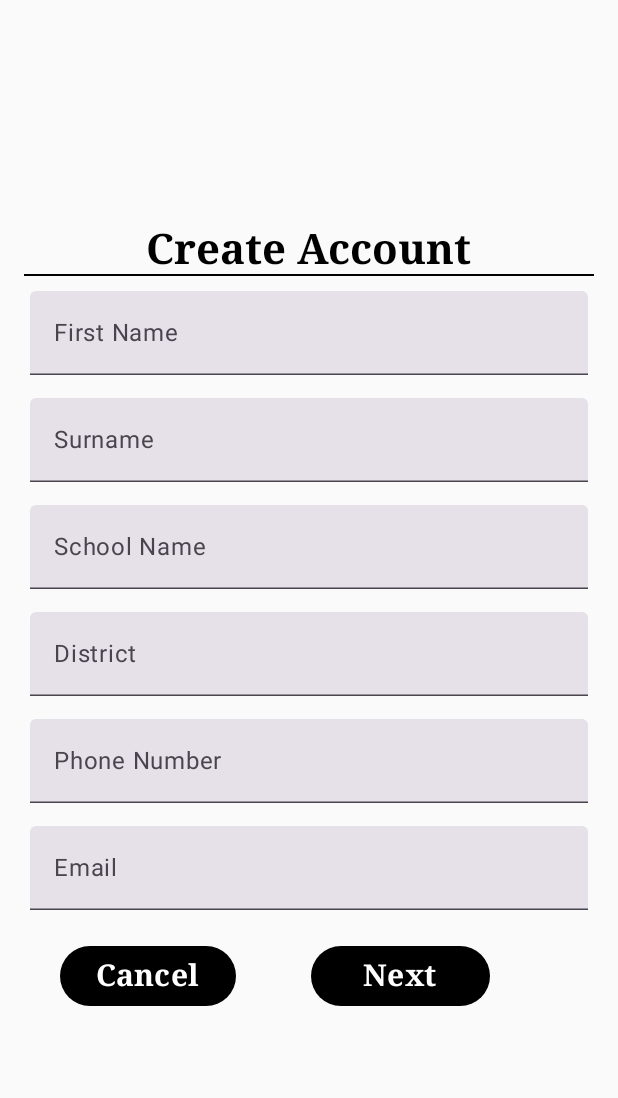
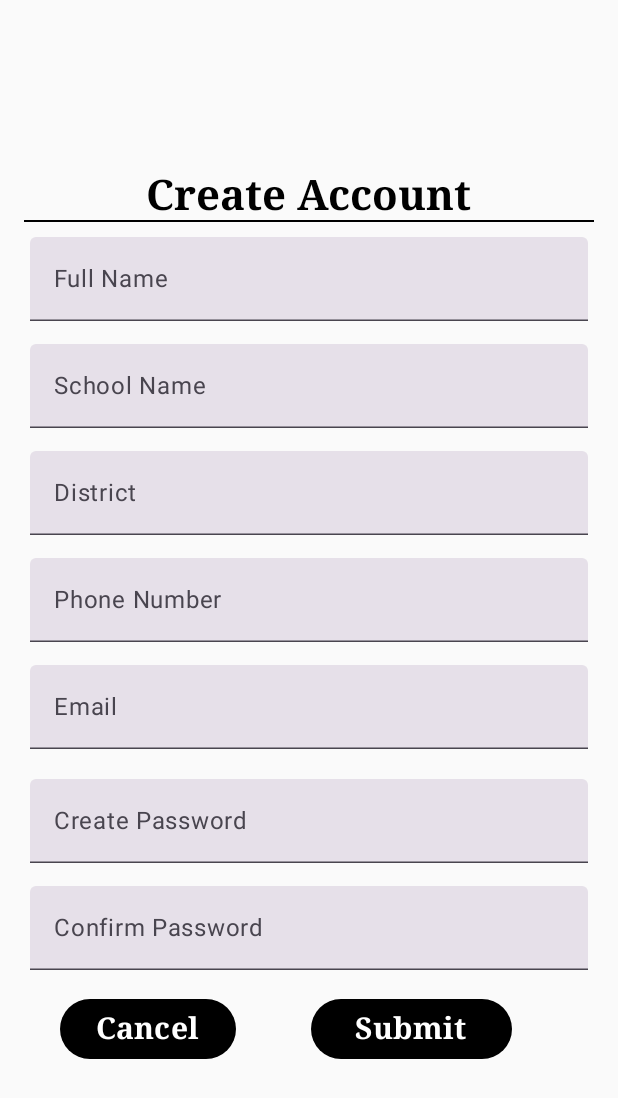
Before and after one commit to bed-com-23-20/School_Attendance_App_V2, an Android app built with Jetpack Compose: the Create_Account_Page screen opened through its navigation route, on a phone screen of 412 x 824 dp. Shown: the top 1098 px of the screen. Run offline under Robolectric (Android 15) with nearby library versions, the phone set to English and light mode, and no system bars; our stand-ins replace Firebase (no records; nobody signed in at launch, a user with empty details on screens opened directly).

Commit message:
Adding and saving Admin Details to the database

```diff
--- a/app/build.gradle.kts
+++ b/app/build.gradle.kts
@@ -61,6 +61,7 @@ dependencies {
     implementation(libs.androidx.ui.tooling.preview)
     implementation(libs.androidx.material3)
     implementation(libs.firebase.auth)
+    implementation(libs.firebase.database)
     testImplementation(libs.junit)
     androidTestImplementation(libs.androidx.junit)
     androidTestImplementation(libs.androidx.espresso.core)
--- /dev/null
+++ b/app/src/main/java/com/example/school_attendance_register/AdminDashBoard.kt
@@ -0,0 +1,26 @@
+package com.example.school_attendance_register
+
+import androidx.compose.foundation.layout.Arrangement
+import androidx.compose.foundation.layout.Column
+import androidx.compose.foundation.layout.fillMaxSize
+import androidx.compose.foundation.layout.fillMaxWidth
+import androidx.compose.material3.Text
+import androidx.compose.runtime.Composable
+import androidx.compose.ui.Alignment
+import androidx.compose.ui.Modifier
+import androidx.navigation.NavController
+
+@Composable
+fun AdminDashBoard(navController: NavController){
+    Column(
+        modifier = Modifier.fillMaxSize(),
+                verticalArrangement = Arrangement.Center,
+                horizontalAlignment =  Alignment.CenterHorizontally
+
+    ) {
+        Text(
+            text = "Welcome To\nAdmin Dash Board"
+        )
+
+    }
+}
--- a/app/src/main/java/com/example/school_attendance_register/CreateAccount.kt
+++ b/app/src/main/java/com/example/school_attendance_register/CreateAccount.kt
@@ -1,6 +1,6 @@
 package com.example.school_attendance_register
 
-import androidx.compose.foundation.background
+import android.widget.Toast
 import androidx.compose.foundation.layout.Arrangement
 import androidx.compose.foundation.layout.Column
 import androidx.compose.foundation.layout.Row
@@ -10,14 +10,16 @@ import androidx.compose.foundation.layout.fillMaxWidth
 import androidx.compose.foundation.layout.height
 import androidx.compose.foundation.layout.padding
 import androidx.compose.foundation.layout.width
-import androidx.compose.foundation.layout.wrapContentSize
-import androidx.compose.foundation.shape.RoundedCornerShape
+import androidx.compose.material.icons.Icons
+import androidx.compose.material.icons.filled.Check
 import androidx.compose.material3.Button
 import androidx.compose.material3.ButtonDefaults
 import androidx.compose.material3.Divider
+import androidx.compose.material3.Icon
 import androidx.compose.material3.Text
 import androidx.compose.material3.TextField
 import androidx.compose.runtime.Composable
+import androidx.compose.runtime.derivedStateOf
 import androidx.compose.runtime.getValue
 import androidx.compose.runtime.mutableStateOf
 import androidx.compose.runtime.remember
@@ -25,23 +27,41 @@ import androidx.compose.runtime.setValue
 import androidx.compose.ui.Alignment
 import androidx.compose.ui.Modifier
 import androidx.compose.ui.graphics.Color
+import androidx.compose.ui.platform.LocalContext
 import androidx.compose.ui.text.font.FontFamily
 import androidx.compose.ui.text.font.FontWeight
+import androidx.compose.ui.text.input.PasswordVisualTransformation
+import androidx.compose.ui.text.toUpperCase
 import androidx.compose.ui.tooling.preview.Preview
 import androidx.compose.ui.unit.dp
 import androidx.compose.ui.unit.sp
 import androidx.navigation.NavController
+import com.google.firebase.database.FirebaseDatabase
+import java.util.Locale
+
 
 @Composable
 @Preview(showBackground = true)
 fun CreateAccount(navController: NavController){
 
-    var adminFname by remember { mutableStateOf("") }
+    //Database Connection
+    val database = FirebaseDatabase.getInstance()
+    val myRef = database.getReference("Admin")
+
+    // Admin Information
+    var adminFullName by remember { mutableStateOf("") }
     var adminSname by remember { mutableStateOf("") }
     var schoolName by remember { mutableStateOf("") }
     var district by remember { mutableStateOf("") }
     var phoneNumber by remember { mutableStateOf("") }
     var email by remember { mutableStateOf("") }
+    var createPass by remember { mutableStateOf("") }
+    var confirmPass by remember { mutableStateOf("") }
+
+    //Validation checks
+    var result by remember { mutableStateOf("") }
+    var check by remember { mutableStateOf<Boolean>(false) }
+    var context = LocalContext.current
 
     Column(
         modifier = Modifier.fillMaxSize(),
@@ -63,11 +83,12 @@ fun CreateAccount(navController: NavController){
         Spacer(modifier = Modifier.height(10.dp))
 
         TextField(
-            value = adminFname,
-            onValueChange = {adminFname = it},
-            label = {Text("First Name")},
+            value = adminFullName ,
+            onValueChange = {adminFullName  = it},
+            label = {Text("Full Name")},
             //leadingIcon = {ImageVector.vectorResource(id = R.drawable.password_vector)},
-            modifier = Modifier.fillMaxWidth()
+            modifier = Modifier
+                .fillMaxWidth()
                 .padding(start = 20.dp, end = 20.dp)
 //                .background(
 //                    color = Color.Black,
@@ -76,22 +97,23 @@ fun CreateAccount(navController: NavController){
 //            shape = RoundedCornerShape(24.dp)
 
         )
-        Spacer(modifier = Modifier.height(15.dp))
-
-        TextField(
-            value = adminSname,
-            onValueChange = {adminSname = it},
-            label = {Text("Surname")},
-            //leadingIcon = {ImageVector.vectorResource(id = R.drawable.password_vector)},
-            modifier = Modifier.fillMaxWidth()
-                .padding(start = 20.dp, end = 20.dp)
-//                .background(
-//                    color = Color.Black,
-//                    shape = RoundedCornerShape(24.dp)
-//                ),
-//            shape = RoundedCornerShape(24.dp)
-
-        )
+       // Spacer(modifier = Modifier.height(15.dp))
+//
+//        TextField(
+//            value = adminSname,
+//            onValueChange = {adminSname = it},
+//            label = {Text("Surname")},
+//            //leadingIcon = {ImageVector.vectorResource(id = R.drawable.password_vector)},
+//            modifier = Modifier
+//                .fillMaxWidth()
+//                .padding(start = 20.dp, end = 20.dp)
+////                .background(
+////                    color = Color.Black,
+////                    shape = RoundedCornerShape(24.dp)
+////                ),
+////            shape = RoundedCornerShape(24.dp)
+//
+//        )
 
         Spacer(modifier = Modifier.height(15.dp))
 
@@ -100,7 +122,8 @@ fun CreateAccount(navController: NavController){
             onValueChange = {schoolName = it},
             label = {Text("School Name")},
             //leadingIcon = {ImageVector.vectorResource(id = R.drawable.password_vector)},
-            modifier = Modifier.fillMaxWidth()
+            modifier = Modifier
+                .fillMaxWidth()
                 .padding(start = 20.dp, end = 20.dp)
 //                .background(
 //                    color = Color.Black,
@@ -117,7 +140,8 @@ fun CreateAccount(navController: NavController){
             onValueChange = {district = it},
             label = {Text("District ")},
             //leadingIcon = {ImageVector.vectorResource(id = R.drawable.password_vector)},
-            modifier = Modifier.fillMaxWidth()
+            modifier = Modifier
+                .fillMaxWidth()
                 .padding(start = 20.dp, end = 20.dp)
 //                .background(
 //                    color = Color.Black,
@@ -134,7 +158,8 @@ fun CreateAccount(navController: NavController){
             onValueChange = {phoneNumber = it},
             label = {Text("Phone Number")},
             //leadingIcon = {ImageVector.vectorResource(id = R.drawable.password_vector)},
-            modifier = Modifier.fillMaxWidth()
+            modifier = Modifier
+                .fillMaxWidth()
                 .padding(start = 20.dp, end = 20.dp)
 //                .background(
 //                    color = Color.Black,
@@ -150,7 +175,8 @@ fun CreateAccount(navController: NavController){
             onValueChange = {email = it},
             label = {Text("Email")},
             //leadingIcon = {ImageVector.vectorResource(id = R.drawable.password_vector)},
-            modifier = Modifier.fillMaxWidth()
+            modifier = Modifier
+                .fillMaxWidth()
                 .padding(start = 20.dp, end = 20.dp)
 //                .background(
 //                    color = Color.Black,
@@ -160,10 +186,40 @@ fun CreateAccount(navController: NavController){
         )
         Spacer(modifier = Modifier.height(20.dp))
 
+        TextField(
+            value = createPass,
+            visualTransformation = PasswordVisualTransformation(),
+            onValueChange = { createPass = it },
+            label = { Text("Create Password") },
+            //leadingIcon = {ImageVector.vectorResource(id = R.drawable.password_vector)},
+            modifier = Modifier
+                .fillMaxWidth()
+                .padding(
+                    start = 20.dp, end = 20.dp
+                )
+        )
+        Spacer(modifier = Modifier.height(15.dp))
+
+        TextField(
+            value = confirmPass,
+            visualTransformation = PasswordVisualTransformation(),
+            onValueChange = { confirmPass = it },
+            label = { Text("Confirm Password") },
+            //leadingIcon = {ImageVector.vectorResource(id = R.drawable.password_vector)},
+            modifier = Modifier
+                .fillMaxWidth()
+                .padding(
+                    start = 20.dp, end = 20.dp
+                )
+        )
+
+        Spacer(modifier = Modifier.height(15.dp))
+
         Row(
-            modifier = Modifier.fillMaxWidth()
-            .padding(start = 40.dp, end = 30.dp)
-            .align(Alignment.CenterHorizontally)
+            modifier = Modifier
+                .fillMaxWidth()
+                .padding(start = 40.dp, end = 30.dp)
+                .align(Alignment.CenterHorizontally)
         ) {
             Button(onClick = {
                 navController.navigate("Login_Page")
@@ -186,7 +242,37 @@ fun CreateAccount(navController: NavController){
             Spacer(modifier = Modifier.width(50.dp))
 
             Button(onClick = {
-                navController.navigate("Confirm_Password_page")
+              if(createPass != confirmPass && adminFullName.isNotEmpty() && schoolName.isNotEmpty() && district.isNotEmpty() &&
+                  phoneNumber.isNotEmpty() && email.isNotEmpty() && createPass.isNotEmpty() && confirmPass.isNotEmpty()) {
+                Toast.makeText(context, "Password does not match. Re-check the password", Toast.LENGTH_LONG).show()
+
+              }
+
+          else if(adminFullName.isNotEmpty() && schoolName.isNotEmpty() && district.isNotEmpty() &&
+                    phoneNumber.isNotEmpty() && email.isNotEmpty() && createPass.isNotEmpty() && confirmPass.isNotEmpty() &&
+                    createPass == confirmPass
+                    ){
+                  //var adminInfo = AdminInfo(adminFullName, schoolName, district, phoneNumber.toInt(), email, createPass, confirmPass)
+                    val adminInfo = AdminInfo(adminFullName.toUpperCase(Locale.ROOT),schoolName, district, phoneNumber.toInt(), email, createPass, confirmPass)
+                  myRef.child(adminFullName).setValue(adminInfo).addOnSuccessListener {
+                    adminFullName = ""
+                    schoolName = ""
+                    district = ""
+                    phoneNumber = ""
+                    email = ""
+                    createPass =""
+                    confirmPass = ""
+                        Toast.makeText(context, "Admin Account Created Successfully", Toast.LENGTH_SHORT).show()
+
+                    }.addOnFailureListener{
+                        Toast.makeText(context, it.toString(), Toast.LENGTH_LONG).show()
+                    }
+
+                }
+                else{
+                    Toast.makeText(context, "Please insert all the values first before submitting", Toast.LENGTH_SHORT).show()
+                }
+                //navController.navigate("Admin_Dash_Board")
             },
 //                modifier = Modifier
 //                    .fillMaxWidth()
@@ -195,7 +281,7 @@ fun CreateAccount(navController: NavController){
 
             ) {
                 Text(
-                    text = "  Next  ",
+                    text = " Submit ",
                     fontSize = 20.sp,
                     fontWeight = FontWeight.Bold,
                     fontFamily = FontFamily.Serif
@@ -204,6 +290,8 @@ fun CreateAccount(navController: NavController){
                 )
             }
 
+
+
         }
 
     }
--- a/app/src/main/java/com/example/school_attendance_register/MainActivity.kt
+++ b/app/src/main/java/com/example/school_attendance_register/MainActivity.kt
@@ -42,6 +42,10 @@ class MainActivity : ComponentActivity() {
                 composable("Confirm_Password_page",){
                     ComfirmPasswordPage(navController)
                 }
+                composable("Admin_Dash_Board",){
+                    AdminDashBoard(navController)
+                }
+
 
             }
             )
--- a/gradle/libs.versions.toml
+++ b/gradle/libs.versions.toml
@@ -11,6 +11,7 @@ composeBom = "2024.04.01"
 navigationCompose = "2.8.2"
 googleGmsGoogleServices = "4.4.2"
 firebaseAuth = "23.0.0"
+firebaseDatabase = "21.0.0"
 
 [libraries]
 androidx-core-ktx = { group = "androidx.core", name = "core-ktx", version.ref = "coreKtx" }
@@ -33,6 +34,7 @@ androidx-ui-test-manifest = { group = "androidx.compose.ui", name = "ui-test-man
 androidx-ui-test-junit4 = { group = "androidx.compose.ui", name = "ui-test-junit4" }
 androidx-material3 = { group = "androidx.compose.material3", name = "material3" }
 firebase-auth = { group = "com.google.firebase", name = "firebase-auth", version.ref = "firebaseAuth" }
+firebase-database = { group = "com.google.firebase", name = "firebase-database", version.ref = "firebaseDatabase" }
 
 [plugins]
 android-application = { id = "com.android.application", version.ref = "agp" }
```
Also changed, not shown: app/src/main/java/com/example/school_attendance_register/AdminInfo.kt (added, +10 -0 lines).
